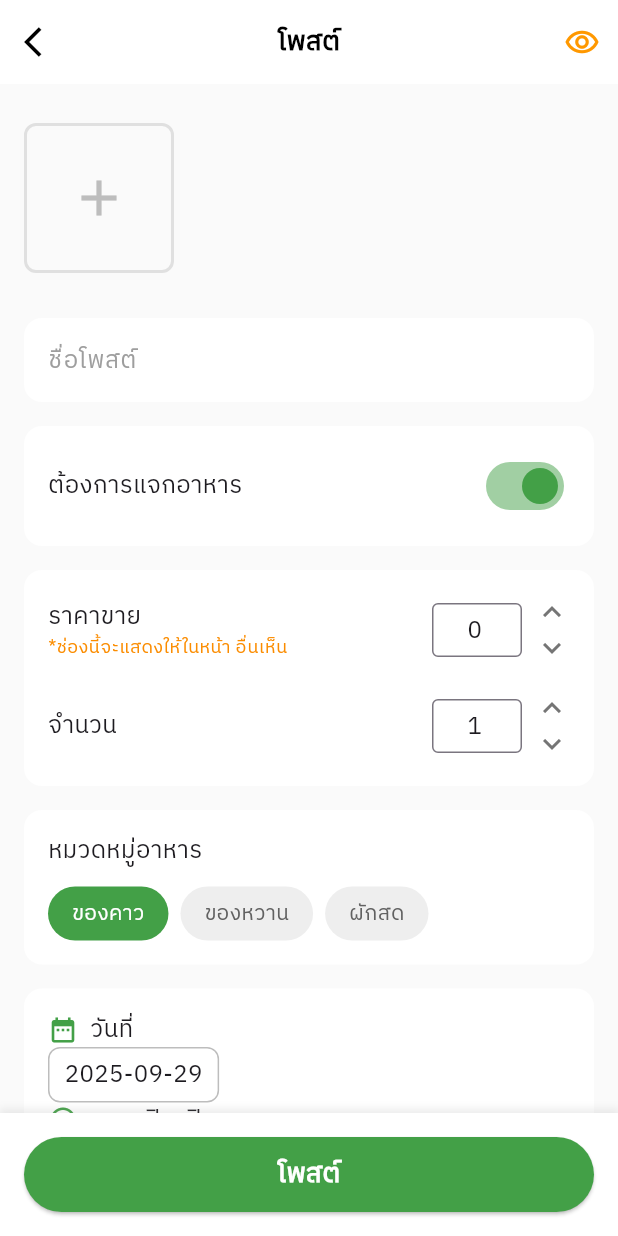
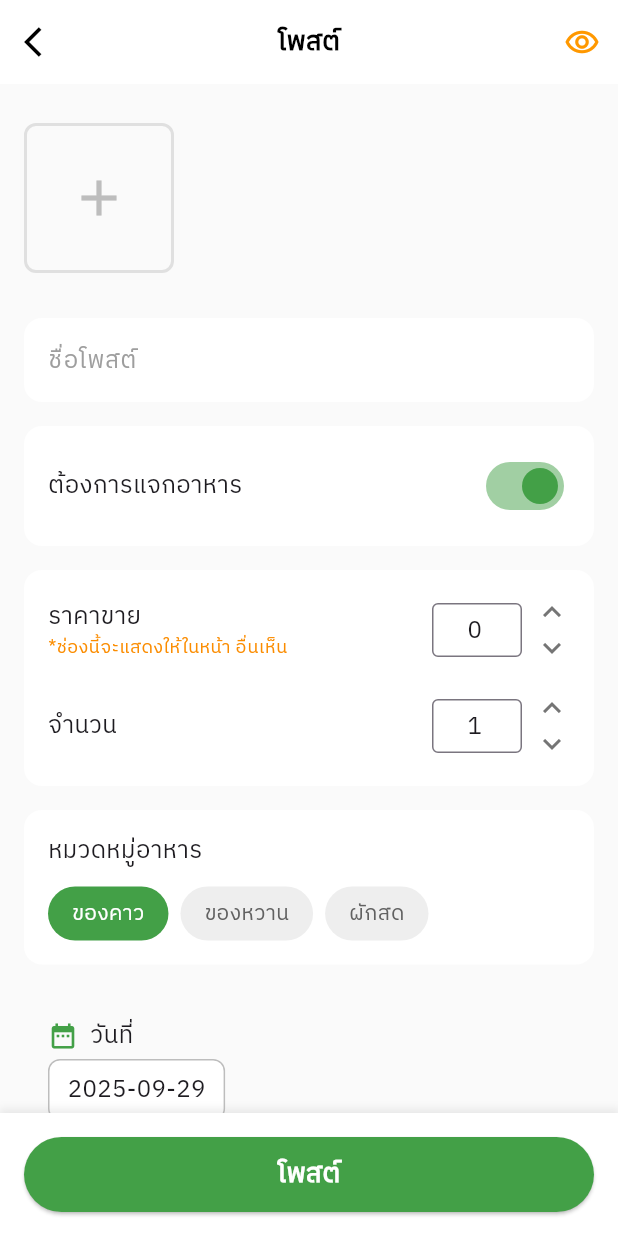
Before and after one commit to 17punchisama/FoodBridge, a Flutter app: the CreatePostPage screen opened directly, on a phone screen of 412 x 824 dp. Run offline on Flutter 3.47's test engine with Material 3 defaults, Android fonts, the phone set to English and light mode, and no system bars; our stand-ins replace flutter_svg, geocoding, google_maps_flutter.

Commit message:
improve padding and styling for date and time fields

```diff
--- a/foodbridgeapp/lib/screens/create_post.dart
+++ b/foodbridgeapp/lib/screens/create_post.dart
@@ -373,10 +373,6 @@ class _CreatePostPageState extends State<CreatePostPage> {
             // Opening hours
             Container(
               padding: const EdgeInsets.all(16),
-              decoration: BoxDecoration(
-                color: Colors.white,
-                borderRadius: BorderRadius.circular(12),
-              ),
               child: Column(
                 crossAxisAlignment: CrossAxisAlignment.start,
                 children: [
@@ -385,9 +381,15 @@ class _CreatePostPageState extends State<CreatePostPage> {
                     children: [
                       Icon(Icons.date_range, color: Colors.green[600], size: 20),
                       const SizedBox(width: 8),
-                      const Text(
+                      const Padding(
+                      padding: EdgeInsets.symmetric(vertical: 4.0),
+                        child: Text(
                           'วันที่',
-                        style: TextStyle(fontSize: 16, fontWeight: FontWeight.w500),
+                          style: TextStyle(
+                            fontSize: 16,
+                            fontWeight: FontWeight.w500,
+                          ),
+                        ),
                       ),
                     ],
                   ),
@@ -410,8 +412,9 @@ class _CreatePostPageState extends State<CreatePostPage> {
                           }
                         },
                         child: Container(
-                          padding: const EdgeInsets.symmetric(horizontal: 10, vertical: 6),
+                          padding: const EdgeInsets.symmetric(horizontal: 12, vertical: 8),
                           decoration: BoxDecoration(
+                            color: Colors.white,
                             border: Border.all(color: Colors.grey.shade400),
                             borderRadius: BorderRadius.circular(8),
                           ),
@@ -422,21 +425,19 @@ class _CreatePostPageState extends State<CreatePostPage> {
                         ),
                       ),
                       ],
-
                   ),
                   Row(
                     children: [
-                      Icon(
-                        Icons.access_time,
-                        color: Colors.green[600],
-                        size: 20,
-                      ),
+                      Icon(Icons.access_time,color: Colors.green[600],size: 20,),
                       const SizedBox(width: 8),
-                      const Text(
-                        'เวลาเปิด-ปิด',
+                      const Padding(
+                      padding: EdgeInsets.symmetric(vertical: 4.0),
+                        child: Text(
+                          'เวลาเปิด - ปิด',
                           style: TextStyle(
                             fontSize: 16,
                             fontWeight: FontWeight.w500,
+                          ),
                         ),
                       ),
                     ],
@@ -456,11 +457,19 @@ class _CreatePostPageState extends State<CreatePostPage> {
                             });
                           }
                         },
+                        child: Container(
+                          padding: const EdgeInsets.symmetric(horizontal: 12, vertical: 8),
+                          decoration: BoxDecoration(
+                            color: Colors.white,
+                            border: Border.all(color: Colors.grey.shade400),
+                            borderRadius: BorderRadius.circular(8),
+                          ),
                           child: Text(
                             '${_openTime.hour.toString().padLeft(2, '0')}:${_openTime.minute.toString().padLeft(2, '0')}',
                             style: const TextStyle(
                               fontSize: 16,
                               fontWeight: FontWeight.w500,
+                            ),
                           ),
                         ),
                       ),
@@ -477,11 +486,18 @@ class _CreatePostPageState extends State<CreatePostPage> {
                             });
                           }
                         },
+                        child: Container(
+                          padding: const EdgeInsets.symmetric(horizontal: 12, vertical: 8),
+                          decoration: BoxDecoration(
+                            border: Border.all(color: Colors.grey.shade400),
+                            borderRadius: BorderRadius.circular(8),
+                          ),
                           child: Text(
                             '${_closeTime.hour.toString().padLeft(2, '0')}:${_closeTime.minute.toString().padLeft(2, '0')}',
                             style: const TextStyle(
                               fontSize: 16,
                               fontWeight: FontWeight.w500,
+                            ),
                           ),
                         ),
                       ),
@@ -709,6 +725,9 @@ class _CreatePostPageState extends State<CreatePostPage> {
         backgroundColor: Colors.green,
       ),
     );
+    Future.delayed(const Duration(seconds: 1), () {
+    Navigator.pop(context);
+    });
   }
 
   @override
```
Lines whose indentation alone changed are shown as unchanged.
